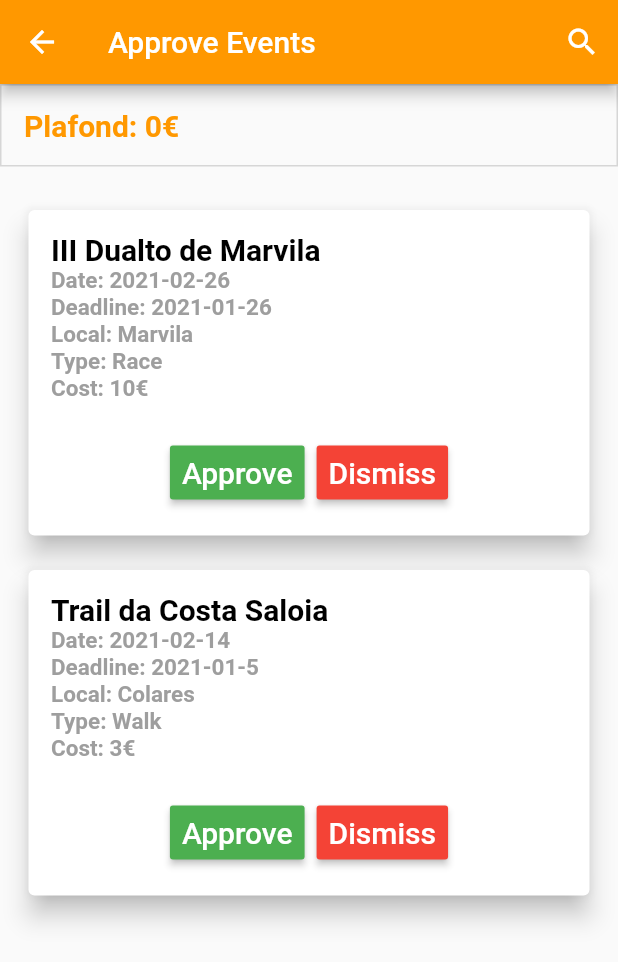
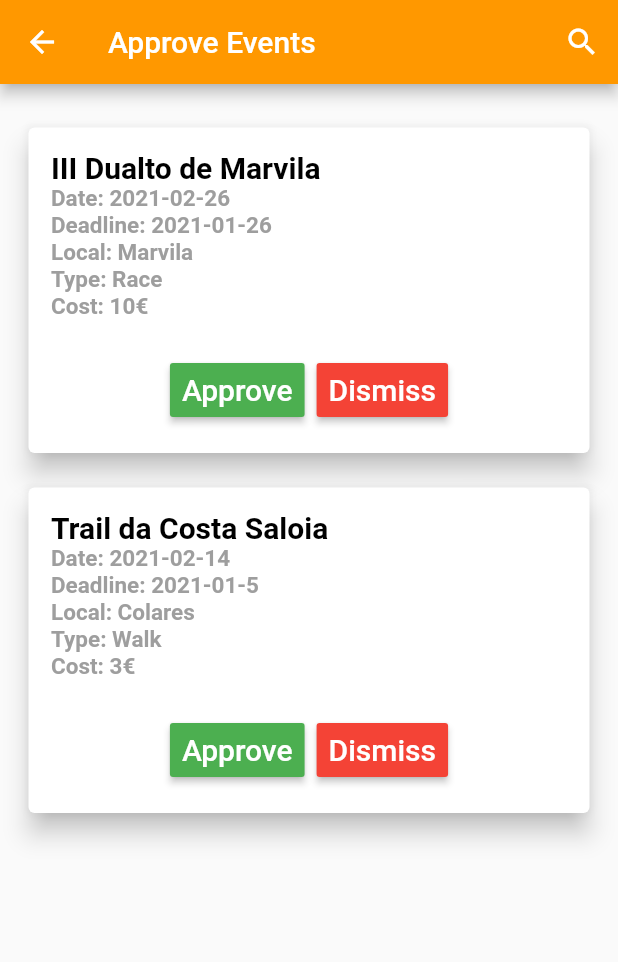
Before and after one commit to catarina-57502/trabalho-final-curso, a Flutter app: the EventsListScreen screen opened directly, on a phone screen of 412 x 824 dp. Shown: the top 962 px of the screen. Run offline on Flutter 3.47's test engine with Material 2 defaults, Android fonts, the phone set to English and light mode, and no system bars; our stand-ins replace charts_flutter, flutter_rating_bar, share; missing offline and left inert: date_range_picker.

Commit message:
eventos e membros para aprovar sem plafond

```diff
--- a/lib/screens/eventstoapprove.dart
+++ b/lib/screens/eventstoapprove.dart
@@ -24,7 +24,6 @@ class _EventsListScreenState extends State<EventsListScreen>{
 
   @override
   Widget build(BuildContext context) {
-    final plafond = Provider.of<Plafond>(context, listen: false);
 
     return Scaffold(
       appBar: AppBar(
@@ -49,20 +48,6 @@ class _EventsListScreenState extends State<EventsListScreen>{
                 child: Container(
                   child: Column(
                     children: [
-                      Container(
-                        width: MediaQuery.of(context).size.width,
-                        padding: const EdgeInsets.all(15.0),
-                        height: 55.0,
-                        decoration: BoxDecoration(
-                            border: Border.all(color: Color().plafond),
-                        ),
-                        child: Consumer<Plafond>(
-                          builder: (context, plafond, child) => Text(
-                            'Plafond: ${plafond.value}€',
-                            style: TextStyle(fontSize: 20.0, color: Colors.orange, fontWeight: FontWeight.bold),
-                          ),
-                        ),
-                      ),
                       SizedBox(height: 10),
                       ListView.builder(
                           scrollDirection: Axis.vertical,
--- a/lib/screens/memberstoapprove.dart
+++ b/lib/screens/memberstoapprove.dart
@@ -26,8 +26,6 @@ class _MembersListScreenState extends State<MembersListScreen>{
   @override
   Widget build(BuildContext context) {
 
-    final plafond = Provider.of<Plafond>(context, listen: false);
-
     return Scaffold(
       appBar: AppBar(
         iconTheme: IconThemeData(color: Colors.white),
@@ -51,20 +49,6 @@ class _MembersListScreenState extends State<MembersListScreen>{
                 child: Container(
                   child: Column(
                     children: [
-                      Container(
-                        width: MediaQuery.of(context).size.width,
-                        padding: const EdgeInsets.all(15.0),
-                        height: 55.0,
-                        decoration: BoxDecoration(
-                            border: Border.all(color: Color().plafond)
-                        ),
-                        child: Consumer<Plafond>(
-                          builder: (context, plafond, child) => Text(
-                            'Plafond: ${plafond.value}€',
-                            style: TextStyle(fontSize: 20.0, color: Colors.orange, fontWeight: FontWeight.bold),
-                          ),
-                        ),
-                      ),
                       SizedBox(height: 10),
                       ListView.builder(
                           scrollDirection: Axis.vertical,
```
